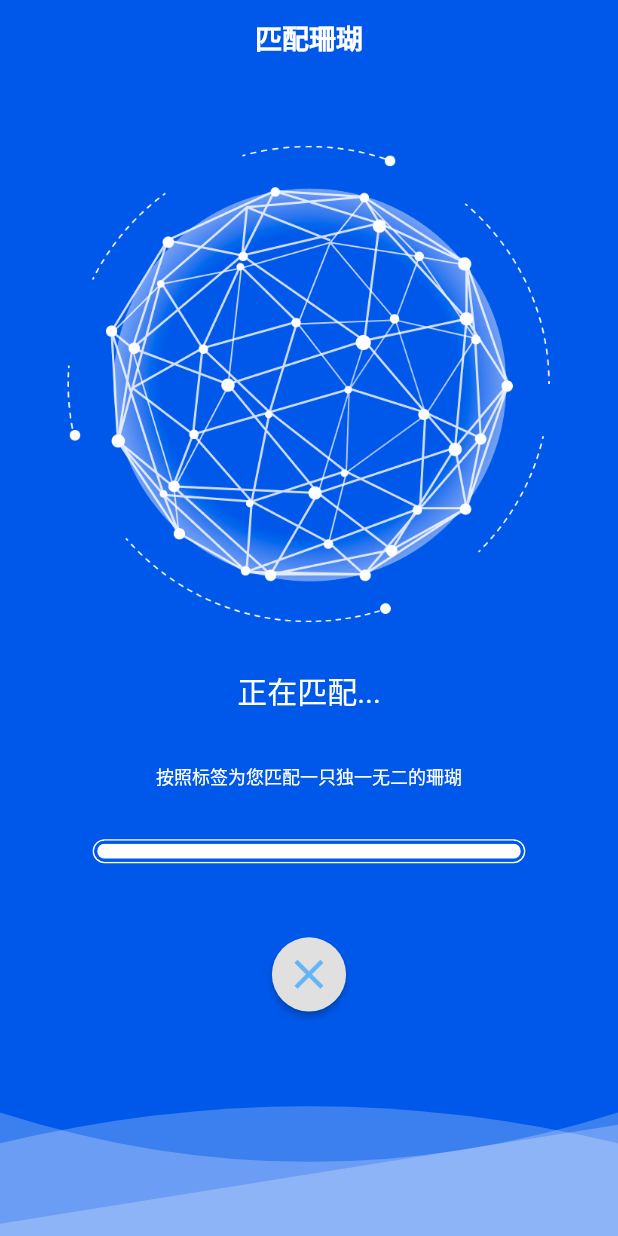
After one commit to youkeyao/CoralSitter, a Flutter app: the HomePage screen opened directly, after a tap on "智能匹配", on a phone screen of 412 x 824 dp. The commit adds this screen. Run offline on Flutter 3.47's test engine with Material 2 defaults, Android fonts, the phone set to English and light mode, and no system bars; our stand-ins replace flutter_screenutil, flutter_swiper_null_safety, reorderables, simple_animations; accounts and stored records are empty; network calls fail.

Commit message:
matchpage

```diff
--- a/coralsitter/lib/common.dart
+++ b/coralsitter/lib/common.dart
@@ -1,5 +1,3 @@
-import 'dart:ffi';
-
 class UserInfo {
   String name; // 用户名称
   String avatar; // 用户头像
@@ -22,6 +20,12 @@ class UserInfo {
 //   CoralInfo({required this.name, required this.avatar, required this.score, required this.position, required this.updateTime, required this.tags, required this.positionImage, required this.species, required this.monitor, required this.grow});
 // }
 
+class CoralSpecies {
+  String species;
+  String en;
+  CoralSpecies({required this.species, required this.en});
+}
+
 class CoralInfo {
   String name; // 珊瑚名称
   String avatar; // 珊瑚头像
@@ -29,12 +33,12 @@ class CoralInfo {
   String updateTime; // 珊瑚状态更新时间
   List<String> tags; // 珊瑚标签
   String species; // 珊瑚种类
-  String light;
-  String temp;
-  String microelement;
-  int size;
-  double lastmeasure;
-  double growth;
+  String light; // 光照强度
+  String temp; // 海水气温
+  String microelement; // 微量元素
+  int size; //大小
+  double lastmeasure; //距离上次测量
+  double growth; // 平均每月增长
   int score; // 珊瑚得分
   CoralInfo({required this.name, required this.avatar, required this.position, required this.updateTime, required this.tags, required this.species, required this.light, required this.temp, required this.microelement, required this.size, required this.lastmeasure, required this.growth, required this.score});
 }
@@ -43,4 +47,5 @@ class CommonData {
   static UserInfo? me;
   static List<CoralInfo> mycorals = [];
   static String server = "192.168.10.7:3000";
+  static int themeColor = 0xFF0058ea;
 }
--- a/coralsitter/lib/pages/homepage.dart
+++ b/coralsitter/lib/pages/homepage.dart
@@ -2,6 +2,7 @@ import 'package:flutter/material.dart';
 import 'package:flutter_screenutil/flutter_screenutil.dart';
 
 import 'package:coralsitter/common.dart';
+import 'package:coralsitter/pages/matchpage.dart';
 import 'package:coralsitter/widget/coralcard.dart';
 import 'package:coralsitter/widget/swipercards.dart';
 
@@ -37,13 +38,14 @@ class _HomePageState extends State<HomePage> {
           mainAxisAlignment: MainAxisAlignment.spaceAround,
           children: [
             TextButton(
-              onPressed: () {},
+              onPressed: () => Navigator.of(context).push(MaterialPageRoute(builder: (context) => const MatchPage())),
               child: Column(
                 children: [
                   const Text("智能匹配", style: TextStyle(fontSize: 15, color: Colors.black, fontWeight: FontWeight.bold),),
                   const Text("领养有缘分的珊瑚", style: TextStyle(fontSize: 10, color: Colors.blue),),
-                  const SizedBox(height: 10),
-                  Image(image: const AssetImage('assets/images/match.png'), width: ScreenUtil().setWidth(30), height: ScreenUtil().setWidth(30),),
+                  const SizedBox(height: 20),
+                  Image(image: const AssetImage('assets/images/match.png'), width: ScreenUtil().setWidth(20), height: ScreenUtil().setWidth(20),),
+                  const SizedBox(height: 5),
                 ],
               ),
             ),
@@ -54,8 +56,9 @@ class _HomePageState extends State<HomePage> {
                 children: [
                   const Text("抽选盲盒", style: TextStyle(fontSize: 15, color: Colors.black, fontWeight: FontWeight.bold),),
                   const Text("隐藏限定珊瑚形象", style: TextStyle(fontSize: 10, color: Colors.blue),),
-                  const SizedBox(height: 10),
-                  Image(image: const AssetImage('assets/images/box.png'), width: ScreenUtil().setWidth(30), height: ScreenUtil().setWidth(30),),
+                  const SizedBox(height: 20),
+                  Image(image: const AssetImage('assets/images/box.png'), width: ScreenUtil().setWidth(20), height: ScreenUtil().setWidth(20),),
+                  const SizedBox(height: 5),
                 ],
               ),
             ),
--- a/coralsitter/lib/pages/logintextpage.dart
+++ b/coralsitter/lib/pages/logintextpage.dart
@@ -15,7 +15,7 @@ class LoginTextPage extends StatefulWidget {
 }
 
 class _LoginTextPageState extends State<LoginTextPage> {
-  Color? background = Colors.blueAccent[700];
+  Color? background = Color(CommonData.themeColor);
   // focus
   final FocusNode _focusNodeUserName = FocusNode();
   final FocusNode _focusNodePassWord = FocusNode();
@@ -104,7 +104,6 @@ class _LoginTextPageState extends State<LoginTextPage> {
           },
         );
         Map<dynamic, dynamic> responseData = json.decode(response.body);
-        print(responseData);
 
         if (responseData['success']) {
           // CommonData.me = UserInfo(name: "Dolnna", avatar: "https://pic1.zhimg.com/v2-45cb7bd2ae4a16036acbebe4f2677560_r.jpg?source=1940ef5c", sign: "今天也是热爱珊瑚的一天");
@@ -350,7 +349,7 @@ class _LoginTextPageState extends State<LoginTextPage> {
           child: ListView(
             children: <Widget>[
               SizedBox(height: ScreenUtil().setHeight(8),),
-              Icon(Icons.flutter_dash, color: Colors.white, size: ScreenUtil().setHeight(20),),
+              Image(image: const AssetImage('assets/icons/icon.png'), height: ScreenUtil().setHeight(20),),
               SizedBox(height: ScreenUtil().setHeight(8),),
               // input
               Container(
--- /dev/null
+++ b/coralsitter/lib/pages/matchpage.dart
@@ -0,0 +1,179 @@
+import 'dart:math';
+import 'package:coralsitter/common.dart';
+import 'package:flutter/material.dart';
+import 'package:flutter_screenutil/flutter_screenutil.dart';
+import 'package:simple_animations/simple_animations.dart';
+
+import 'package:coralsitter/pages/adoptpage.dart';
+import 'package:coralsitter/widget/progressbar.dart';
+
+class AnimatedWave extends StatelessWidget {
+  const AnimatedWave({Key? key, required this.height, required this.speed, this.offset = 0.0}) : super(key: key);
+  final double height;
+  final double speed;
+  final double offset;
+
+  @override
+  Widget build(BuildContext context) {
+    return LayoutBuilder(builder: (context, constraints) {
+      return SizedBox(
+        height: height,
+        width: constraints.biggest.width,
+        child: LoopAnimation(
+          duration: Duration(milliseconds: (5000 / speed).round()),
+          tween: Tween(begin: 0.0, end: 2 * pi),
+          builder: (context, child, double value) {
+            return CustomPaint(
+              foregroundPainter: CurvePainter(value: value + offset),
+            );
+          }
+        ),
+      );
+    });
+  }
+}
+
+class CurvePainter extends CustomPainter {
+  const CurvePainter({ Key? key, required this.value});
+  final double value;
+
+  @override
+  void paint(Canvas canvas, Size size) {
+    final white = Paint()..color = Colors.white.withAlpha(60);
+    final path = Path();
+
+    final y1 = sin(value);
+    final y2 = sin(value + pi / 2);
+    final y3 = sin(value + pi);
+
+    final startPointY = size.height * (0.5 + 0.4 * y1);
+    final controlPointY = size.height * (0.5 + 0.4 * y2);
+    final endPointY = size.height * (0.5 + 0.4 * y3);
+
+    path.moveTo(size.width * 0, startPointY);
+    path.quadraticBezierTo(size.width * 0.5, controlPointY, size.width, endPointY);
+    path.lineTo(size.width, size.height);
+    path.lineTo(0, size.height);
+    path.close();
+    canvas.drawPath(path, white);
+  }
+
+  @override
+  bool shouldRepaint(CustomPainter oldDelegate) {
+    return true;
+  }
+}
+
+class MatchPage extends StatefulWidget {
+  const MatchPage({ Key? key }) : super(key: key);
+
+  @override
+  _MatchPageState createState() => _MatchPageState();
+}
+
+class _MatchPageState extends State<MatchPage> {
+  String status = "正在匹配...";
+  CoralSpecies? species;
+
+  onBottom(Widget child) => Positioned.fill(
+    child: Align(
+      alignment: Alignment.bottomCenter,
+      child: child,
+    ),
+  );
+
+  @override
+  void initState() {
+    super.initState();
+    species = CoralSpecies(
+      species: "气泡珊瑚",
+      en: "Plerogyra sinuosa",
+    );
+  }
+
+  @override
+  Widget build(BuildContext context) {
+    return ScreenUtilInit(
+      designSize: const Size(100, 100),
+      builder: () => Scaffold(
+        backgroundColor: Color(CommonData.themeColor),
+        appBar: AppBar(
+          elevation: 0.0,
+          toolbarHeight: 50,
+          title: const Text('匹配珊瑚', style: TextStyle(fontSize: 18, color: Colors.white, fontWeight: FontWeight.bold),),
+          centerTitle: true,
+          backgroundColor: Color(CommonData.themeColor),
+          foregroundColor: Colors.black,
+          leading: const SizedBox(),
+        ),
+        body: Stack(
+          children: [
+            // wave animation
+            onBottom(AnimatedWave(
+              height: ScreenUtil().setHeight(20),
+              speed: 1.0,
+            )),
+            onBottom(AnimatedWave(
+              height: ScreenUtil().setHeight(15),
+              speed: 0.9,
+              offset: pi,
+            )),
+            onBottom(AnimatedWave(
+              height: ScreenUtil().setHeight(10),
+              speed: 1.2,
+              offset: pi / 2,
+            )),
+            Positioned.fill(
+              child: Column(
+                children: [
+                  SizedBox(height: ScreenUtil().setHeight(5)),
+                  Image(image: const AssetImage('assets/icons/matchicon.png'), height: ScreenUtil().setHeight(40),),
+                  SizedBox(height: ScreenUtil().setHeight(3)),
+                  Text(status, style: const TextStyle(fontSize: 20, color: Colors.white,),),
+                  SizedBox(height: ScreenUtil().setHeight(4)),
+                  const Text('按照标签为您匹配一只独一无二的珊瑚', style: TextStyle(fontSize: 12, color: Colors.white,),),
+                  SizedBox(height: ScreenUtil().setHeight(4)),
+                  // progressbar
+                  PlayAnimation(
+                    duration: Duration(milliseconds: (10000).round()),
+                    tween: Tween(begin: 0.0, end: 1.0),
+                    builder: (context, child, double value) {
+                      return progressBar(value, ScreenUtil().setWidth(70), 16);
+                    },
+                    onComplete: () {
+                      if (species != null) {
+                        Navigator.of(context).pop();
+                        Navigator.of(context).push(MaterialPageRoute(builder: (context) => AdoptPage(species: species!,)),);
+                      }
+                      else {
+                        status = "匹配失败";
+                        setState(() {
+                        });
+                      }
+                    },
+                  ),
+                  SizedBox(height: ScreenUtil().setHeight(6)),
+                  ElevatedButton(
+                    style: ButtonStyle(
+                      foregroundColor: MaterialStateProperty.all(Colors.blue[300]),
+                      backgroundColor: MaterialStateProperty.all(Colors.grey[300]),
+                      shape: MaterialStateProperty.all(
+                        const CircleBorder(
+                            side: BorderSide(
+                              style: BorderStyle.none,
+                            )
+                        ),
+                      ),
+                    ),
+                    onPressed: () => Navigator.of(context).pop(),
+                    child: Padding(padding: EdgeInsets.all(ScreenUtil().setHeight(1)), child: Icon(Icons.clear, size: ScreenUtil().setHeight(4),),),
+                  ),
+                ],
+              )
+            ),
+          ],
+        ),
+      ),
+    );
+  }
+}
--- a/coralsitter/lib/pages/mepage.dart
+++ b/coralsitter/lib/pages/mepage.dart
@@ -52,13 +52,14 @@ class _MePageState extends State<MePage> {
                   crossAxisAlignment: CrossAxisAlignment.start,
                   children: [
                     Text(CommonData.me!.name, style: const TextStyle(fontSize: 25, fontWeight: FontWeight.bold),),
+                    const SizedBox(height: 10),
                     Row(
                       children: CommonData.me!.tags.map((e) => Container(
                         height: 24,
                         padding: const EdgeInsets.symmetric(horizontal: 10.0, vertical: 2.5),
                         margin: const EdgeInsets.only(top: 5.0, right: 10.0),
                         decoration: BoxDecoration(
-                          color: Colors.blueAccent[700],
+                          color: Color(CommonData.themeColor),
                           borderRadius: BorderRadius.circular(12.0),
                         ),
                         child: Text(e, style: const TextStyle(fontSize: 12, color: Colors.white),),
--- a/coralsitter/lib/pages/settingpage.dart
+++ b/coralsitter/lib/pages/settingpage.dart
@@ -1,4 +1,5 @@
 import 'package:flutter/material.dart';
+import 'package:flutter_screenutil/flutter_screenutil.dart';
 
 import 'package:coralsitter/common.dart';
 
@@ -13,7 +14,9 @@ class SettingPage extends StatefulWidget {
 class _SettingPageState extends State<SettingPage> {
   @override
   Widget build(BuildContext context) {
-    return Scaffold(
+    return ScreenUtilInit(
+      designSize: const Size(100, 100),
+      builder: () => Scaffold(
         backgroundColor: Colors.grey[100],
         appBar: AppBar(
           elevation: 0.0,
@@ -28,6 +31,7 @@ class _SettingPageState extends State<SettingPage> {
             TextButton(onPressed: logOff, child: const Text("退出登陆", style: TextStyle(fontSize: 20),),)
           ],
         ),
+      ),
     );
   }
 
--- a/coralsitter/lib/pages/sitterpage.dart
+++ b/coralsitter/lib/pages/sitterpage.dart
@@ -63,7 +63,7 @@ class _SitterPageState extends State<SitterPage> {
                     padding: const EdgeInsets.symmetric(horizontal: 10.0, vertical: 2.5),
                     margin: const EdgeInsets.only(top: 10.0),
                     decoration: BoxDecoration(
-                      color: Colors.blueAccent[700],
+                      color: Color(CommonData.themeColor),
                       borderRadius: BorderRadius.circular(12.0),
                     ),
                     child: Text(tag, style: const TextStyle(fontSize: 12, color: Colors.white),),
--- /dev/null
+++ b/coralsitter/lib/widget/progressbar.dart
@@ -0,0 +1,28 @@
+import 'package:flutter/material.dart';
+
+import 'package:coralsitter/common.dart';
+
+Widget progressBar(value, width, height) {
+  return Container(
+    width: width,
+    height: height.toDouble(),
+    decoration: BoxDecoration(
+      border: Border.all(width: 1, color: Colors.white),
+      borderRadius: BorderRadius.all(Radius.circular(height/2)),
+    ),
+    child: Container(
+      decoration: BoxDecoration(
+        border: Border.all(width: 2, color: Color(CommonData.themeColor)),
+        borderRadius: BorderRadius.all(Radius.circular(height/2)),
+      ),
+      child: ClipRRect(
+        borderRadius: BorderRadius.all(Radius.circular(height/2)),
+        child: LinearProgressIndicator(
+          backgroundColor: Color(CommonData.themeColor),
+          value: value,
+          valueColor: const AlwaysStoppedAnimation<Color>(Colors.white),
+        ),
+      ),
+    ),
+  );
+}
--- a/coralsitter/pubspec.yaml
+++ b/coralsitter/pubspec.yaml
@@ -38,6 +38,7 @@ dependencies:
   flutter_swiper_null_safety: ^1.0.2
   reorderables: ^0.4.1
   http: ^0.13.4
+  simple_animations: ^4.0.1
 
 dev_dependencies:
   flutter_test:
@@ -65,6 +66,9 @@ flutter:
   assets:
     - assets/images/match.png
     - assets/images/box.png
+    - assets/icons/icon.png
+    - assets/icons/matchicon.png
+    - assets/images/coralbackground.png
 
   # An image asset can refer to one or more resolution-specific "variants", see
   # https://flutter.dev/assets-and-images/#resolution-aware.
```
Also changed, not shown: coralsitter/lib/pages/adoptpage.dart (added, +58 -0 lines), coralsitter/lib/pages/loginpage.dart (+5 -14 lines), coralsitter/assets/icons/icon.png (added), coralsitter/assets/icons/matchicon.png (added), coralsitter/assets/images/box.png, coralsitter/assets/images/coralbackground.png (added), coralsitter/assets/images/match.png, coralsitter/pubspec.lock. Lines whose indentation alone changed are shown as unchanged.
